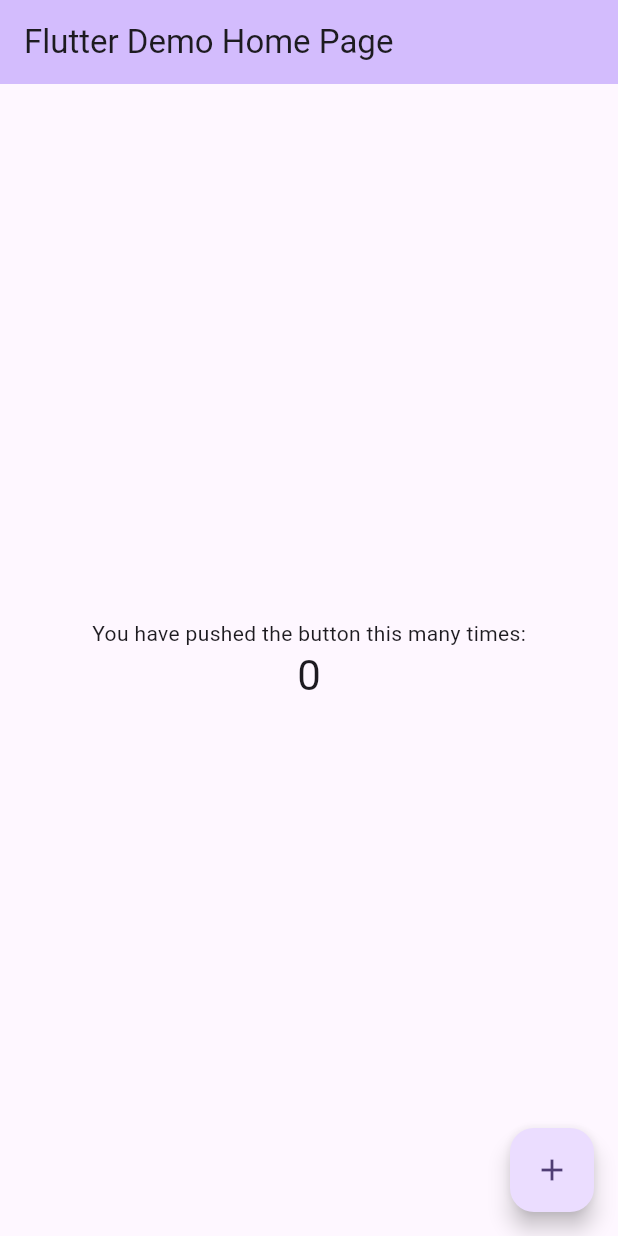
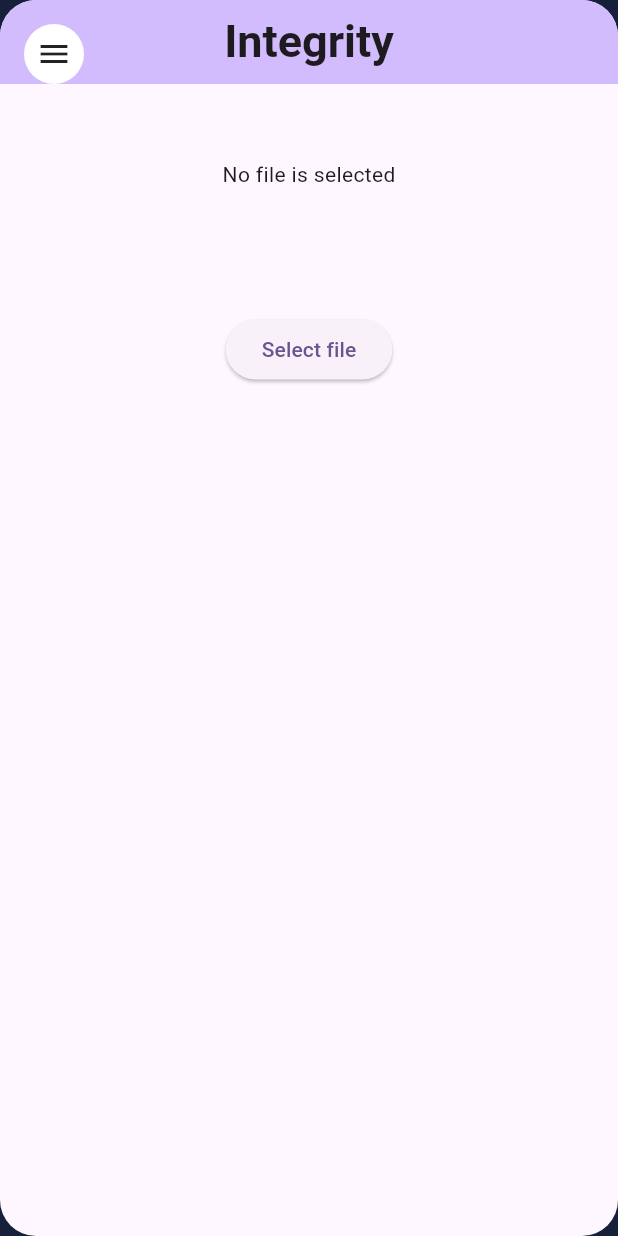
Before and after one commit to johannk237/Integrity, a Flutter app: the screen it shows after launch, on a phone screen of 412 x 824 dp. Run offline on Flutter 3.47's test engine with Material 3 defaults, Android fonts, the phone set to English and light mode, and no system bars; our stand-ins replace file_picker, permission_handler.

Commit message:
Mise en place du SideBar

```diff
--- /dev/null
+++ b/lib/components/info_card.dart
@@ -0,0 +1,25 @@
+import 'package:flutter/cupertino.dart';
+import 'package:flutter/material.dart';
+
+class InfoCard extends StatelessWidget {
+  const InfoCard({
+    super.key, required this.name, required this.profession,
+  });
+
+  final String name, profession;
+
+  @override
+  Widget build(BuildContext context) {
+    return ListTile(
+      leading: const CircleAvatar(
+        backgroundColor: Colors.white24,
+        child: Icon(
+          CupertinoIcons.person,
+          color: Colors.white,
+        ),
+      ),
+      title: Text(name, style: const TextStyle(color: Colors.white)),
+      subtitle: Text(profession, style: const TextStyle(color: Colors.white)),
+    );
+  }
+}
--- /dev/null
+++ b/lib/components/navbar.dart
@@ -0,0 +1,67 @@
+import 'package:flutter/cupertino.dart';
+import 'package:flutter/material.dart';
+
+class NavBar extends StatelessWidget {
+  const NavBar({super.key});
+
+  @override
+  Widget build(BuildContext context) {
+    return Drawer(
+      child: ListView(
+        padding: EdgeInsets.zero,
+        children: [
+          const UserAccountsDrawerHeader(
+            accountName: Text("Johann Kengne"),
+            accountEmail: Text("Etudiant à SJD"),
+            currentAccountPicture: CircleAvatar(
+              backgroundColor: Colors.white54,
+              child: ClipOval(
+                child: Icon(
+                  CupertinoIcons.person,
+                  color: Colors.white,
+                  size: 40,
+                ),
+              ),
+            ),
+            decoration: BoxDecoration(
+              color: Colors.blue,
+            ),
+          ),
+          ListTile(
+            leading: const Icon(Icons.save, color: Colors.blue,),
+            title: const Text("Save File",
+              style: TextStyle(
+                color: Colors.black,
+                fontSize: 20,
+                fontWeight: FontWeight.bold
+              ),),
+            onTap: () => null,
+          ),
+          ListTile(
+            leading: const Icon(Icons.compare, color: Colors.blue,),
+            title: const Text("Compare Files",
+              style: TextStyle(
+                color: Colors.black,
+                fontSize: 20,
+                fontWeight: FontWeight.bold
+              ),
+            ),
+            onTap: () => null,
+          ),
+          ListTile(
+            leading: const Icon(Icons.list, color: Colors.blue,),
+            title: const Text("List of Saved Files",
+              style: TextStyle(
+                color: Colors.black,
+                fontSize: 20,
+                fontWeight: FontWeight.bold
+              ),),
+            onTap: () => null,
+          ),
+          const Divider(),
+
+        ],
+      ),
+    );
+  }
+}
--- /dev/null
+++ b/lib/components/side_menu.dart
@@ -0,0 +1,73 @@
+import 'package:flutter/material.dart';
+
+import 'info_card.dart';
+import 'side_menu_tile.dart';
+
+class SideMenu extends StatefulWidget {
+  const SideMenu({super.key});
+
+  @override
+  State<SideMenu> createState() => _SideMenuState();
+}
+
+class _SideMenuState extends State<SideMenu> {
+  @override
+  Widget build(BuildContext context) {
+    return Scaffold(
+      body: Container(
+        width: 288,
+        height: double.infinity,
+        color: const Color(0xFF17203A),
+        child: SafeArea(
+          child: Column(
+            children: [
+              const InfoCard(name: 'PROF BELL BITJOKA', profession: 'Cryptologue',),
+              Padding(
+                padding: const EdgeInsets.only(left: 24, top: 16, bottom: 16),
+                child: Text("BROWSE",
+                  style: Theme.of(context).textTheme.titleMedium!.copyWith(color: Colors.white70),
+                ),
+              ),
+              SideMenuTile(
+                menu: 'Save File',
+                press: () {  },
+                submenu: '',
+              ),
+              SideMenuTile(
+                menu: 'Compare File',
+                press: () {  },
+                submenu: '',
+              ),
+              SideMenuTile(
+                menu: 'List of Saved File',
+                press: () {  },
+                submenu: '',
+              ),
+              Padding(
+                padding: const EdgeInsets.only(left: 24, top: 10, bottom: 16),
+                child: Text("GROUP MEMBERS",
+                  style: Theme.of(context).textTheme.titleMedium!.copyWith(color: Colors.white70),
+                ),
+              ),
+              SideMenuTile(
+                menu: 'Kengne Johann',
+                press: () {  },
+                submenu: 'GIT5-SE',
+              ),
+              SideMenuTile(
+                menu: 'Koguem Durand',
+                press: () {  },
+                submenu: 'GIT5-RT',
+              ),
+              SideMenuTile(
+                menu: 'Ketchouang Yann',
+                press: () {  },
+                submenu: 'GIT5-RT',
+              ),
+            ],
+          ),
+        ),
+      ),
+    );
+  }
+}
--- /dev/null
+++ b/lib/components/side_menu_tile.dart
@@ -0,0 +1,54 @@
+import 'package:flutter/material.dart';
+
+class SideMenuTile extends StatelessWidget {
+  const SideMenuTile({
+    super.key, required this.menu, required this.press, required this.submenu
+  });
+
+  final String menu;
+  final String submenu;
+  final VoidCallback press;
+
+  @override
+  Widget build(BuildContext context) {
+    return Column(
+      children: [
+        const Padding(
+          padding: EdgeInsets.only(left: 24.0),
+          child: Divider(
+            color: Colors.white30,
+            height: 1,
+          ),
+        ),
+        Stack(
+          children: [
+            Positioned(
+              height: 60,
+              width: 288,
+              child: Container(
+                decoration: const BoxDecoration(
+                  color: Colors.blue,
+                  borderRadius: BorderRadius.all(Radius.circular(10))
+                ),
+              )),
+            ListTile(
+              onTap: press,
+              leading: const Icon(Icons.list, color: Colors.blue),
+              title:  Text(menu,
+                style: const TextStyle(
+                    color: Colors.white,
+                    fontSize: 16,
+                    fontWeight: FontWeight.bold
+                ),),
+              subtitle: Text(submenu,
+                style: const TextStyle(
+                    color: Colors.white,
+                    fontSize: 13,
+                ),),
+            ),
+          ],
+        ),
+      ],
+    );
+  }
+}
--- /dev/null
+++ b/lib/entry_point.dart
@@ -0,0 +1,58 @@
+import 'dart:math';
+
+import 'package:flutter/material.dart';
+import 'package:integrity/components/side_menu.dart';
+import 'package:integrity/home.dart';
+
+import 'models/menu_btn.dart';
+
+class EntryPoint extends StatefulWidget {
+  const EntryPoint({super.key});
+
+  @override
+  State<EntryPoint> createState() => _EntryPointState();
+}
+
+class _EntryPointState extends State<EntryPoint> {
+  bool isSideMenuClosed = true;
+
+  @override
+  Widget build(BuildContext context) {
+    return Scaffold(
+      backgroundColor: const Color(0xFF17203A),
+      body: Stack(
+        children: [
+          Positioned(
+            width: 288,
+            height: MediaQuery.of(context).size.height,
+            child: const SideMenu()
+          ),
+          Transform(
+            alignment: Alignment.center,
+            transform: Matrix4.identity()
+            ..setEntry(3, 2, 0.001)
+            ..rotateY(isSideMenuClosed ? 0 :1 - 30 * pi / 180),
+            child: Transform.translate(
+              offset: Offset(isSideMenuClosed ? 0 : 265, 0),
+                child: Transform.scale(
+                  scale: isSideMenuClosed ? 1 : 0.8,
+                  child: const ClipRRect(
+                    borderRadius: BorderRadius.all(Radius.circular(24)),
+                      child: MyHomePage(title: "Integrity")
+                  )
+                )
+            ),
+          ),
+          AnimatedPositioned(
+            duration: const Duration(microseconds: 200),
+            left: isSideMenuClosed ? 0 : 235,
+            top: 16,
+            child: MenuBtn(press: () { setState(() {
+              isSideMenuClosed = !isSideMenuClosed;
+            }); },),
+          )
+        ],
+      ),
+    );
+  }
+}
--- /dev/null
+++ b/lib/home.dart
@@ -0,0 +1,74 @@
+import 'dart:convert';
+import 'dart:io';
+
+import 'package:crypto/crypto.dart';
+import 'package:file_picker/file_picker.dart';
+import 'package:flutter/material.dart';
+import 'package:permission_handler/permission_handler.dart';
+
+class MyHomePage extends StatefulWidget {
+  const MyHomePage({super.key, required this.title});
+
+  final String title;
+
+  @override
+  State<MyHomePage> createState() => _MyHomePageState();
+}
+
+class _MyHomePageState extends State<MyHomePage> {
+  File? _file;
+  String content = "";
+
+  String hash() {
+    List<int> bytes = utf8.encode(_file!.readAsBytesSync().toString());
+    String hash = sha256.convert(bytes).toString();
+    return hash;
+  }
+
+  getFile() async{
+    await Permission.storage.request();
+    FilePickerResult? result = await FilePicker.platform.pickFiles();
+
+    if (result != null){
+      final file = File(result.files.single.path!);
+      setState(() {
+        _file = file;
+      });
+    }
+  }
+
+  @override
+  Widget build(BuildContext context) {
+    return Scaffold(
+      appBar: AppBar(
+        backgroundColor: Theme.of(context).colorScheme.inversePrimary,
+        title: Text(widget.title, style: const TextStyle(fontSize: 30, fontWeight: FontWeight.bold),),
+        centerTitle: true,
+      ),
+      body: SingleChildScrollView(
+        scrollDirection: Axis.vertical,
+        child: Center(
+          child: Column(
+            mainAxisAlignment: MainAxisAlignment.center,
+            children: <Widget>[
+              const SizedBox(height: 50,),
+              Text(_file!=null?"File Name":"No file is selected"),
+              _file!=null?Image.file(File(_file!.path)):Container(),
+              // Pick file first
+
+              Text(_file!=null?_file!.path.split("/").last:""),
+              Text(_file!=null?_file!.path:""),
+              const SizedBox(height: 20,),
+              Text(_file!=null?hash():""),
+              ElevatedButton(
+                  onPressed: (){
+                    getFile();
+                  },
+                  child: const Text("Select file")),
+            ],
+          ),
+        ),
+      ),
+    );
+  }
+}
--- a/lib/main.dart
+++ b/lib/main.dart
@@ -1,6 +1,8 @@
-import 'dart:io';
 import 'package:flutter/material.dart';
-import 'package:file_picker/file_picker.dart';
+import 'package:integrity/components/navbar.dart';
+import 'package:integrity/components/side_menu.dart';
+import 'package:integrity/entry_point.dart';
+import 'package:integrity/home.dart';
 
 void main() {
   runApp(const MyApp());
@@ -18,55 +20,7 @@ class MyApp extends StatelessWidget {
         colorScheme: ColorScheme.fromSeed(seedColor: Colors.deepPurple),
         useMaterial3: true,
       ),
-      home: const MyHomePage(title: 'Flutter Demo Home Page'),
+      home: const EntryPoint(),
     );
   }
 }
-
-class MyHomePage extends StatefulWidget {
-  const MyHomePage({super.key, required this.title});
-
-  final String title;
-
-  @override
-  State<MyHomePage> createState() => _MyHomePageState();
-}
-
-class _MyHomePageState extends State<MyHomePage> {
-  int _counter = 0;
-
-  void _incrementCounter() {
-    setState(() {
-      _counter++;
-    });
-  }
-
-  @override
-  Widget build(BuildContext context) {
-    return Scaffold(
-      appBar: AppBar(
-        backgroundColor: Theme.of(context).colorScheme.inversePrimary,
-        title: Text(widget.title),
-      ),
-      body: Center(
-        child: Column(
-          mainAxisAlignment: MainAxisAlignment.center,
-          children: <Widget>[
-            const Text(
-              'You have pushed the button this many times:',
-            ),
-            Text(
-              '$_counter',
-              style: Theme.of(context).textTheme.headlineMedium,
-            ),
-          ],
-        ),
-      ),
-      floatingActionButton: FloatingActionButton(
-        onPressed: _incrementCounter,
-        tooltip: 'Increment',
-        child: const Icon(Icons.add),
-      ),
-    );
-  }
-}
--- /dev/null
+++ b/lib/models/menu_btn.dart
@@ -0,0 +1,28 @@
+import 'package:flutter/material.dart';
+
+class MenuBtn extends StatelessWidget {
+  const MenuBtn({
+    super.key, required this.press,
+  });
+
+  final VoidCallback press;
+
+  @override
+  Widget build(BuildContext context) {
+    return SafeArea(
+        child: GestureDetector(
+          onTap: press,
+          child: Container(
+            margin: const EdgeInsets.only(left: 16),
+            height: 40,
+            width: 40,
+            decoration:  const BoxDecoration(
+              color: Colors.white,
+              shape: BoxShape.circle,
+            ),
+            child: const Icon(Icons.menu),
+          ),
+        )
+    );
+  }
+}
--- a/pubspec.yaml
+++ b/pubspec.yaml
@@ -37,6 +37,9 @@ dependencies:
   cupertino_icons: ^1.0.2
   crypto: ^3.0.2
   file_picker: ^5.5.0
+  path: ^1.8.3
+  path_provider: ^2.1.1
+  permission_handler: ^11.1.0
 
 
 dev_dependencies:
```
Also changed, not shown: lib/components/animated_bar.dart (added), lib/constants.dart (added), lib/screens/compare_file.dart (added), lib/screens/list_saved_file.dart (added), lib/screens/save_file.dart (added), pubspec.lock, 4 other files.
